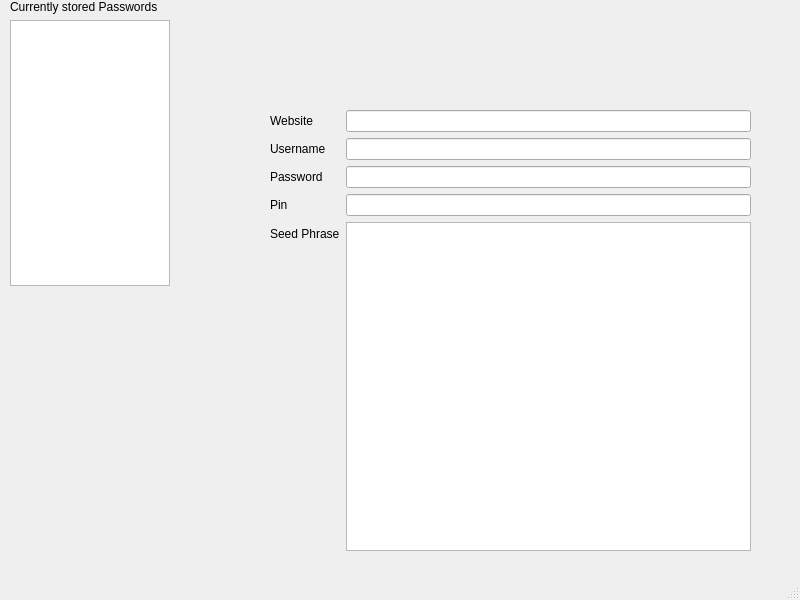
Above: MainWindow.ui from Harrisonp365/FinalPassV2 before the change. Below: the same form after it.
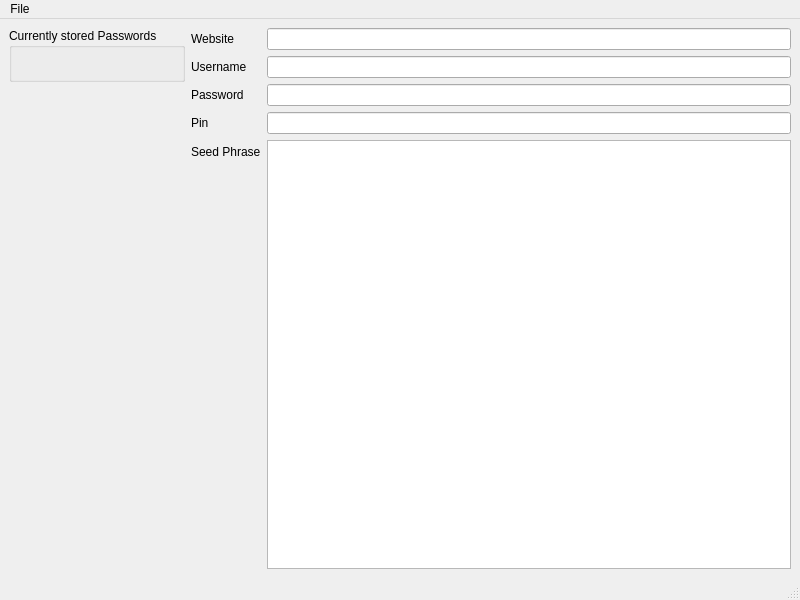
That is the form after the change.

Commit message: setting up ui forms a little bit nicer

Patch:
```diff
--- a/MainWindow.ui
+++ b/MainWindow.ui
@@ -38,50 +38,15 @@
    <property name="autoFillBackground">
     <bool>true</bool>
    </property>
-   <widget class="QWidget" name="verticalLayoutWidget">
-    <property name="geometry">
-     <rect>
-      <x>10</x>
-      <y>0</y>
-      <width>160</width>
-      <height>551</height>
-     </rect>
-    </property>
-    <layout class="QVBoxLayout" name="leftVerticalLayout">
-     <item>
-      <widget class="QLabel" name="label_4">
-       <property name="text">
+   <layout class="QFormLayout" name="formLayout">
+    <item row="0" column="0">
+     <widget class="QGroupBox" name="CurrentEntries">
+      <property name="title">
         <string>Currently stored Passwords</string>
        </property>
       </widget>
      </item>
-     <item>
-      <widget class="QListView" name="listView"/>
-     </item>
-     <item>
-      <spacer name="verticalSpacer">
-       <property name="orientation">
-        <enum>Qt::Vertical</enum>
-       </property>
-       <property name="sizeHint" stdset="0">
-        <size>
-         <width>20</width>
-         <height>40</height>
-        </size>
-       </property>
-      </spacer>
-     </item>
-    </layout>
-   </widget>
-   <widget class="QWidget" name="formLayoutWidget">
-    <property name="geometry">
-     <rect>
-      <x>270</x>
-      <y>110</y>
-      <width>481</width>
-      <height>441</height>
-     </rect>
-    </property>
+    <item row="0" column="1">
     <layout class="QFormLayout" name="rightFormLayout">
      <item row="0" column="0">
       <widget class="QLabel" name="label">
@@ -131,10 +96,11 @@
       </widget>
      </item>
      <item row="4" column="1">
-      <widget class="QPlainTextEdit" name="plainTextEdit"/>
-     </item>
-    </layout>
-   </widget>
+       <widget class="QPlainTextEdit" name="seedEdit"/>
+      </item>
+     </layout>
+    </item>
+   </layout>
   </widget>
   <widget class="QMenuBar" name="menubar">
    <property name="geometry">
@@ -145,6 +111,13 @@
      <height>21</height>
     </rect>
    </property>
+   <widget class="QMenu" name="menuFile">
+    <property name="title">
+     <string>File</string>
+    </property>
+    <addaction name="action_Exit"/>
+   </widget>
+   <addaction name="menuFile"/>
   </widget>
   <widget class="QStatusBar" name="statusbar"/>
  </widget>
```
Left out of the diff: 23 changed lines with no effect on the pictures. Lines whose indentation alone changed are shown as unchanged.
